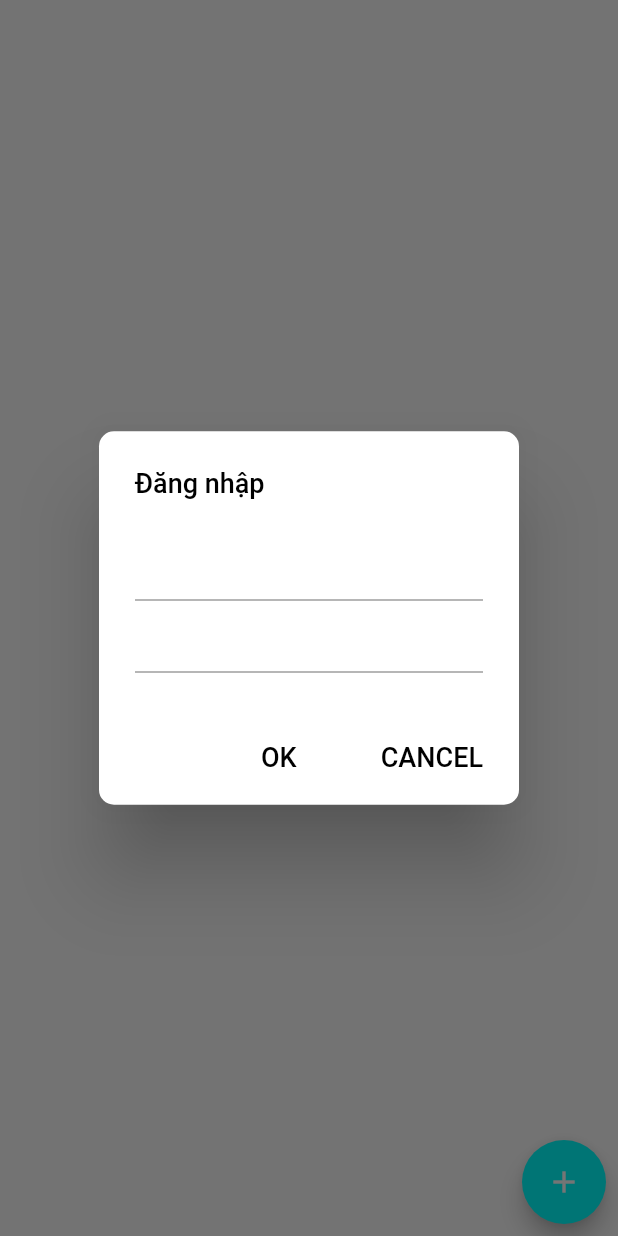
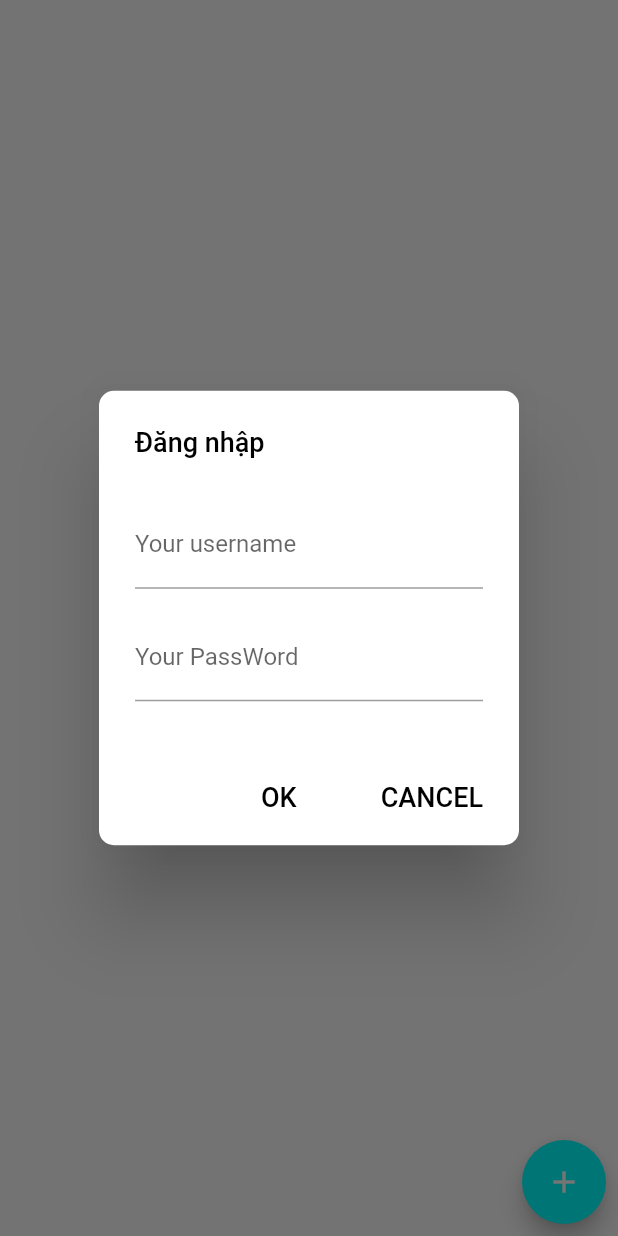
Before and after one commit to XuanThanhTb/GitApp, a Flutter app: the ProfileScreen screen opened directly, after a tap on the "add" icon, on a phone screen of 412 x 824 dp. Run offline on Flutter 3.47's test engine with Material 2 defaults, Android fonts, the phone set to English and light mode, and no system bars; our stand-ins replace toast.

Commit message:
chua lay duoc xac thuc nguoi dung tren github

```diff
--- a/lib/home.dart
+++ b/lib/home.dart
@@ -16,4 +16,5 @@ class HomeScreenState extends State<HomeScreen>{
       ),
     );
   }
+
 }
--- a/lib/profile.dart
+++ b/lib/profile.dart
@@ -1,15 +1,18 @@
 import 'package:flutter/material.dart';
+import 'package:toast/toast.dart';
+
+
+
 class ProfileScreen extends StatefulWidget{
+  var google = 'https://www.google.com/webhp?hl=vi&sa=X&ved=0ahUKEwi1v8zOg_3jAhVSeXAKHUthAUsQPAgH';
   @override
   State<StatefulWidget> createState() {
     return ProfileScreenState();
   }
 }
 class ProfileScreenState extends State<ProfileScreen>{
-
   TextEditingController userName = TextEditingController();
   TextEditingController passWord = TextEditingController();
-
 @override
 void _showDailog(){
   showDialog(context: context,
@@ -20,13 +23,26 @@ void _showDailog(){
       content: Column(
         mainAxisSize: MainAxisSize.min,
         children: <Widget>[
-
-          TextField(
+          Padding(
+            padding: EdgeInsets.symmetric(vertical:8),
+            child:  TextFormField(
+            cursorColor: Colors.black,
+            decoration: InputDecoration(
+               labelText: 'Your username'
+            ),
             controller: userName,
+            ),
           ),
-          TextField(
+         Padding(
+           padding: EdgeInsets.symmetric(vertical: 8),
+           child: TextFormField(
+            cursorColor: Colors.black,
+            decoration: InputDecoration(
+              labelText: 'Your PassWord'
+            ),
             controller: passWord,
           )
+         )
         ],
       ),
       actions: <Widget>[
@@ -40,6 +56,9 @@ void _showDailog(){
           child: Text('CANCEL', style: TextStyle(color: Colors.black, fontSize: 18),),
           onPressed: (){
             Navigator.pop(context);
+
+            // Navigator.push(context, MaterialPageRoute(builder: (context) => MyGoogle('https://www.google.com/webhp?hl=vi&sa=X&ved=0ahUKEwi1v8zOg_3jAhVSeXAKHUthAUsQPAgH')),);
+            Toast.show('Bạn chưa đăng nhập', context, duration: Toast.LENGTH_SHORT, gravity:  Toast.BOTTOM);
           },
         ),
       ],
@@ -47,7 +66,6 @@ void _showDailog(){
    }
   );
 }
-
   @override
   Widget build(BuildContext context) {
     return Scaffold(
--- a/pubspec.yaml
+++ b/pubspec.yaml
@@ -26,6 +26,12 @@ dependencies:
   store: ^0.0.3
   flutter_redux: ^0.5.0
   progress_dialog: ^1.1.0+1
+  toast: ^0.1.5
+  flutter_liferay_oauth: ^0.1.3
+  oauth2: ^1.3.0
+  firebase_auth: ^0.14.0+1
+  google_sign_in: ^4.0.6
+
 
 dev_dependencies:
   flutter_test:
```
Also changed, not shown: lib/model/oauth.dart (added), pubspec.lock.
